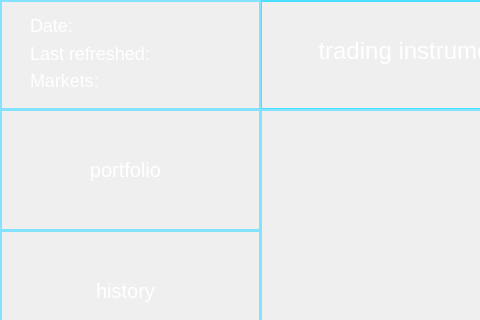
kornelorawczak/Stock-Market-Simulator, file gui/startmenu.ui: the form before one commit; both pictures show x 0 to 480 and y 0 to 320 of the 1200 by 593 pixel window.
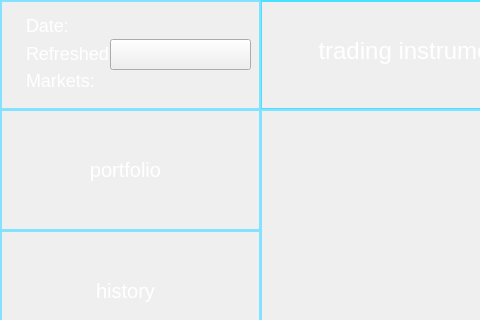
The form after the commit.

```diff
--- a/gui/startmenu.ui
+++ b/gui/startmenu.ui
@@ -243,7 +243,7 @@
     <widget class="QLabel" name="dateLabel">
      <property name="geometry">
       <rect>
-       <x>30</x>
+       <x>26</x>
        <y>10</y>
        <width>51</width>
        <height>31</height>
@@ -261,9 +261,9 @@
     <widget class="QLabel" name="refreshLabel">
      <property name="geometry">
       <rect>
-       <x>30</x>
+       <x>26</x>
        <y>43</y>
-       <width>131</width>
+       <width>91</width>
        <height>21</height>
       </rect>
      </property>
@@ -273,13 +273,13 @@
 }</string>
      </property>
      <property name="text">
-      <string>Last refreshed:</string>
+      <string>Refreshed:</string>
      </property>
     </widget>
     <widget class="QLabel" name="marketStatusLabel">
      <property name="geometry">
       <rect>
-       <x>30</x>
+       <x>26</x>
        <y>70</y>
        <width>71</width>
        <height>21</height>
@@ -297,7 +297,7 @@
     <widget class="QLabel" name="dateTimeLabel">
      <property name="geometry">
       <rect>
-       <x>80</x>
+       <x>76</x>
        <y>19</y>
        <width>161</width>
        <height>16</height>
@@ -315,7 +315,7 @@
     <widget class="QLabel" name="marketStatusValue">
      <property name="geometry">
       <rect>
-       <x>105</x>
+       <x>101</x>
        <y>69</y>
        <width>91</width>
        <height>21</height>
@@ -325,6 +325,19 @@
       <string/>
      </property>
     </widget>
+    <widget class="QPushButton" name="refreshValue">
+     <property name="geometry">
+      <rect>
+       <x>110</x>
+       <y>39</y>
+       <width>141</width>
+       <height>31</height>
+      </rect>
+     </property>
+     <property name="text">
+      <string/>
+     </property>
+    </widget>
    </widget>
    <widget class="QFrame" name="portfolio">
     <property name="geometry">
```
